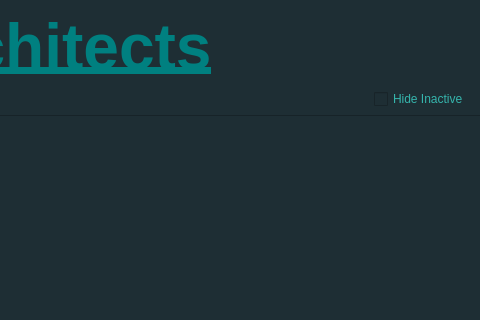
First picture: the form in src/ui/ViewArchitects.ui, repository CanMatthewCode/ArchitectsLog, before the edit; both pictures show x 370 to 850 and y 0 to 320 of the 850 by 450 pixel window.
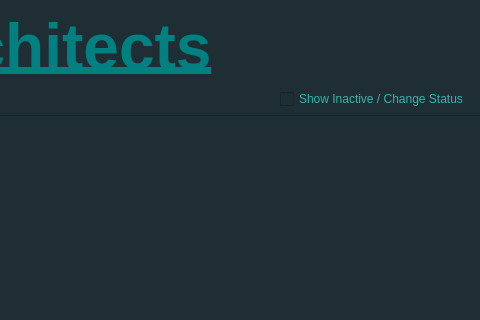
Second picture: the form after the edit.

Commit message: modify ViewArchitects.ui/.py to have checkbox display ‘Show Inactive / Change Status’ and change checkbox name to showArchitectCheckBox; modify ViewProjects.ui/py to have checkbox display ‘Show Completed / Change Status’ and change checkbox name to showProjectCheckBox; modify ViewArchitects and ViewProjects classes to hide Status column by default and show column when checkbox is checked, 	change method names from hideInactiveArchitects and hideCompletedProjects to showInactiveArchitects and showCompletedProjects, 	change checkbox names to match changes to .ui files in architectsLog_PySide.py;

Diff of the .ui file:
```diff
--- a/src/ui/ViewArchitects.ui
+++ b/src/ui/ViewArchitects.ui
@@ -61,7 +61,7 @@
 }</string>
      </property>
      <property name="text">
-      <string>Hide Inactive</string>
+      <string>Show Inactive / Change Status</string>
      </property>
     </widget>
    </item>
```
Left out of the diff: 2 changed lines with no effect on the pictures. The commit also changes 4 other files.
